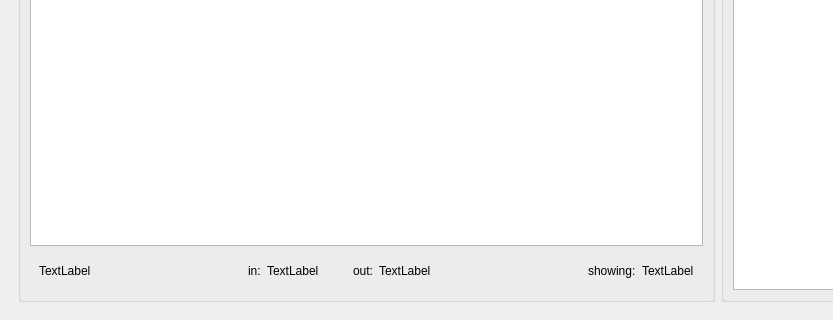
Before: the Qt Designer form ui/pydosh.ui in innerhippy/pydosh, drawn with Qt 5; both pictures show x 0 to 833 and y 425 to 745 of the 1092 by 745 pixel window.
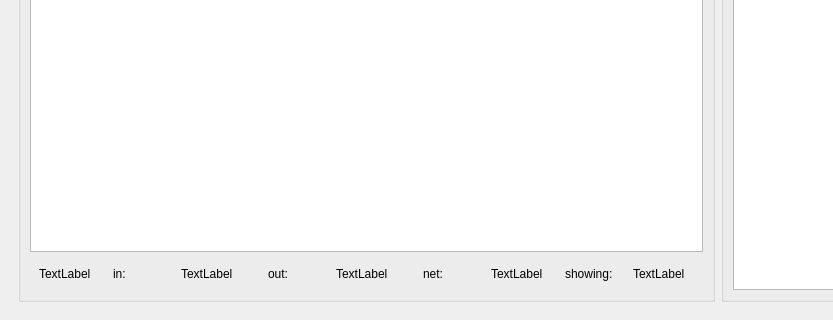
After: the same form once the commit is applied. Icons and pictures are not drawn. Custom widgets are drawn as their Qt base class.

What changed in the file:
```diff
--- a/ui/pydosh.ui
+++ b/ui/pydosh.ui
@@ -424,12 +424,6 @@
                <property name="orientation">
                 <enum>Qt::Horizontal</enum>
                </property>
-               <property name="sizeHint" stdset="0">
-                <size>
-                 <width>40</width>
-                 <height>20</height>
-                </size>
-               </property>
               </spacer>
              </item>
              <item>
@@ -462,8 +456,8 @@
                </property>
                <property name="sizeHint" stdset="0">
                 <size>
-                 <width>28</width>
-                 <height>20</height>
+                 <width>20</width>
+                 <height>0</height>
                 </size>
                </property>
               </spacer>
@@ -485,17 +479,44 @@
                </property>
               </widget>
              </item>
+             <item>
+              <spacer name="horizontalSpacer_6">
+               <property name="orientation">
+                <enum>Qt::Horizontal</enum>
+               </property>
+               <property name="sizeType">
+                <enum>QSizePolicy::Fixed</enum>
+               </property>
+               <property name="sizeHint" stdset="0">
+                <size>
+                 <width>20</width>
+                 <height>0</height>
+                </size>
+               </property>
+              </spacer>
+             </item>
+             <item>
+              <widget class="QLabel" name="label_5">
+               <property name="text">
+                <string>net:</string>
+               </property>
+              </widget>
+             </item>
+             <item>
+              <widget class="QLabel" name="netTotalLabel">
+               <property name="toolTip">
+                <string>Net amount</string>
+               </property>
+               <property name="text">
+                <string>TextLabel</string>
+               </property>
+              </widget>
+             </item>
              <item>
               <spacer name="horizontalSpacer">
                <property name="orientation">
                 <enum>Qt::Horizontal</enum>
                </property>
-               <property name="sizeHint" stdset="0">
-                <size>
-                 <width>134</width>
-                 <height>20</height>
-                </size>
-               </property>
               </spacer>
              </item>
              <item>
```
